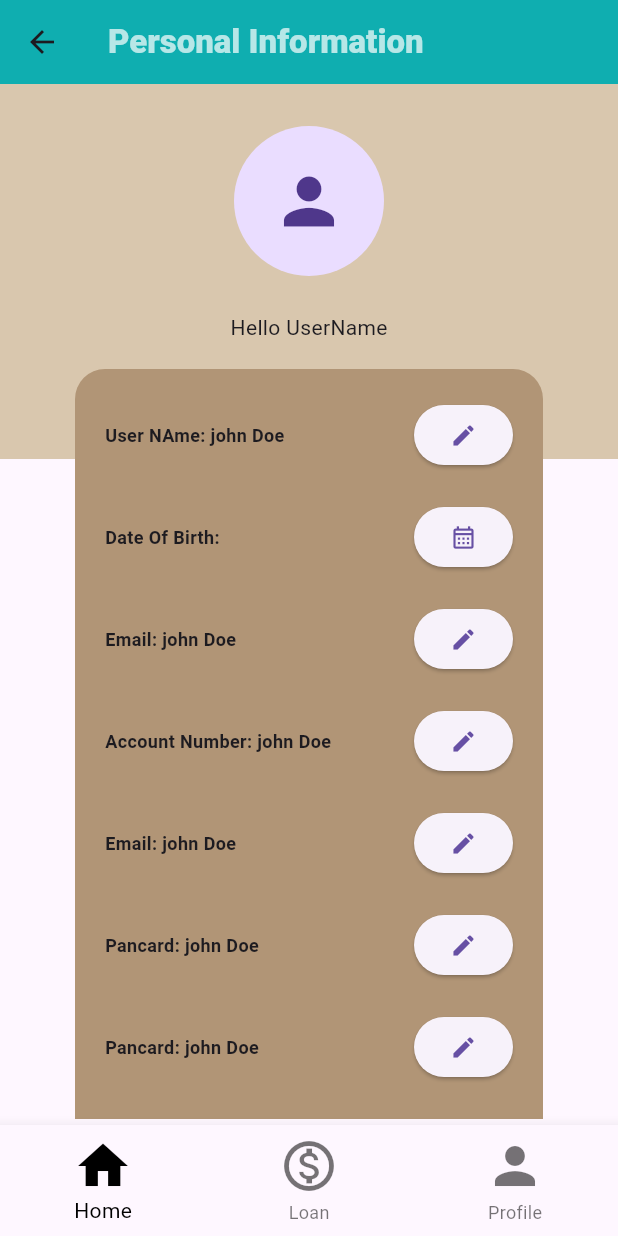
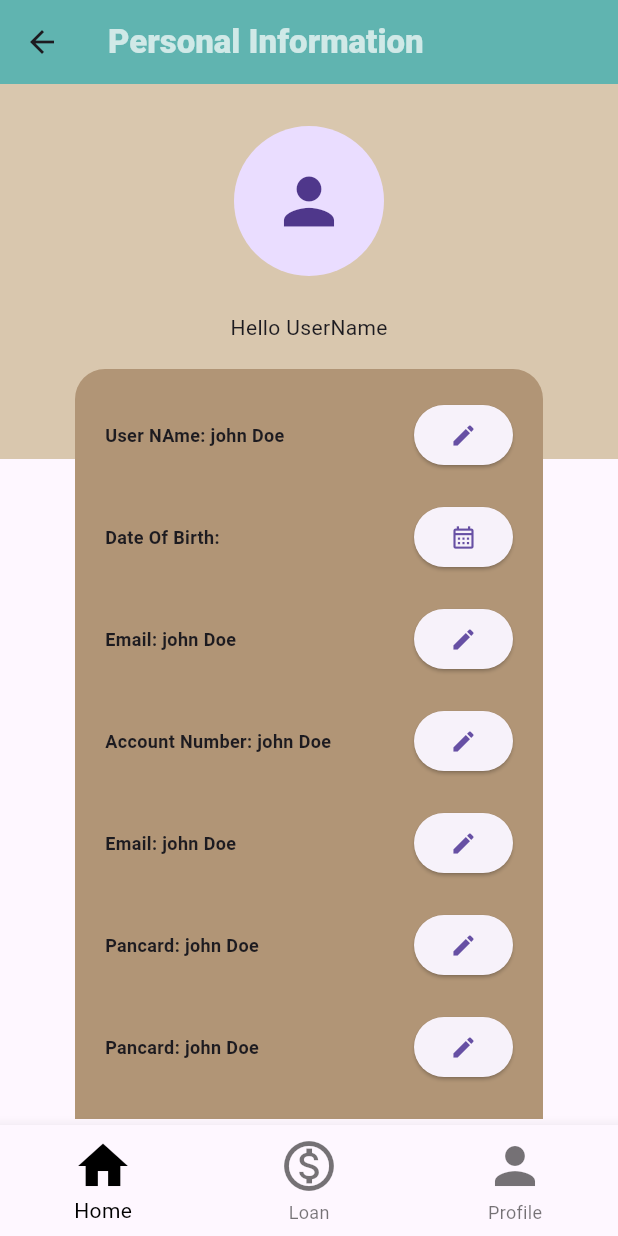
Before and after one commit to dabi2/newloanapp, a Flutter app: the screen it shows after launch, in the side drawer, after a tap on "Manage Account", on a phone screen of 412 x 824 dp. Run offline on Flutter 3.47's test engine with Material 3 defaults, Android fonts, the phone set to English and light mode, and no system bars.

Commit message:
add images

```diff
--- a/lib/account.dart
+++ b/lib/account.dart
@@ -1,5 +1,6 @@
 import 'package:flutter/material.dart';
 import 'package:lame/bttomBar.dart';
+import 'package:lame/Colors/Colors.dart';
 
 class Account extends StatefulWidget {
   const Account({super.key});
@@ -32,6 +33,7 @@ class _AccountState extends State<Account> {
     return Scaffold(
       appBar: AppBar(
 
+
         leading: IconButton(
             onPressed: () {
               Navigator.pop(context);
@@ -41,8 +43,8 @@ class _AccountState extends State<Account> {
           'Personal Information',
           style: TextStyle(fontWeight: FontWeight.w900, color: Colors.white70),
         ),
-        backgroundColor: const Color(0xFF01BDB2),
-        elevation: 20,
+        backgroundColor:MainColors.darkColor,
+
       ),
       body: Stack(children: <Widget>[
         Container(
--- a/lib/appBar.dart
+++ b/lib/appBar.dart
@@ -1,6 +1,5 @@
 import 'package:flutter/material.dart';
 import 'package:lame/Colors/Colors.dart';
-import 'package:lame/knowmore.dart';
 
 class Appbarr {
   final AppBar appbar = AppBar(
--- a/lib/feedpage.dart
+++ b/lib/feedpage.dart
@@ -76,19 +76,13 @@ class _feedpageState extends State<FeedPage> {
             height: 200,
             decoration: const BoxDecoration(
               image: DecorationImage(
+                alignment: Alignment.topLeft,
                 image: AssetImage('images/coins.jpeg'),
-                fit: BoxFit.fill,
-              ),
-              color: Colors.white,
-              borderRadius: BorderRadius.only(
-                topLeft: Radius.circular(20),
-                topRight: Radius.circular(20),
-                bottomLeft: Radius.circular(20),
-                bottomRight: Radius.circular(20),
+                // fit: BoxFit.fill,
               ),
             ),
           ),
-        )
+        ),
       ],
     );
   }
--- a/lib/main.dart
+++ b/lib/main.dart
@@ -1,6 +1,5 @@
 import 'package:flutter/material.dart';
 import 'package:lame/homepage.dart';
-import 'package:lame/knowmore.dart';
 // import 'package:lame/landingpage.dart';
 
 void main() {
```
